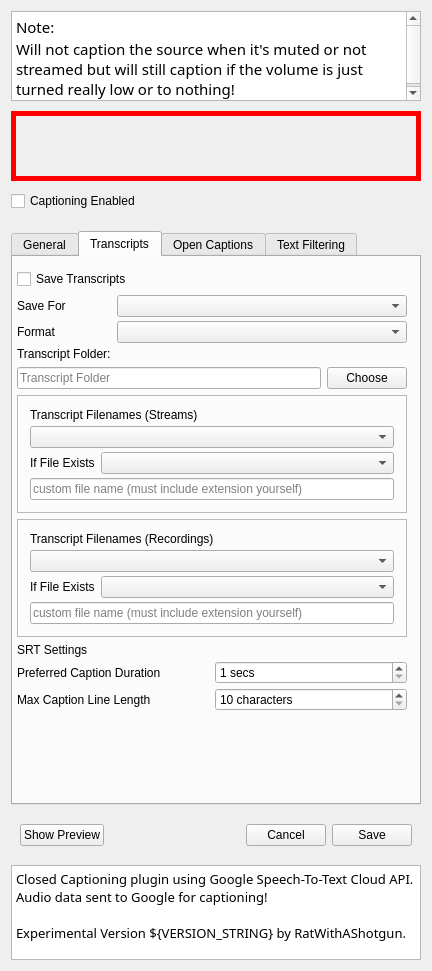
Qt form src/ui/CaptionSettingsWidget.ui (ratwithacompiler/OBS-captions-plugin) before a commit.
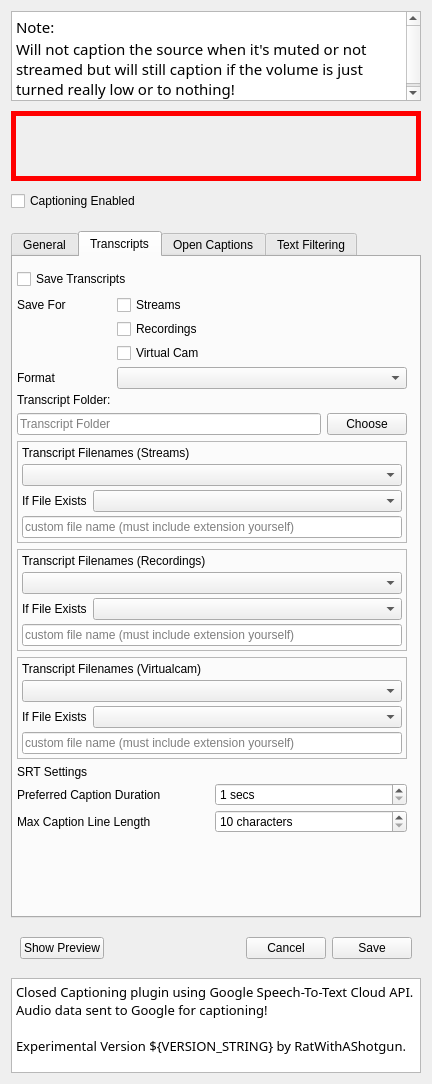
The same form after that commit. The open tabs and pages were chosen to show the change.

Commit message:
add virtualcam support
support writing transcripts for virtualcam sessions, with it's own settings
run captioning when virtualcam is running and opencaptions enabled

The edit to the form file:
```diff
--- a/src/ui/CaptionSettingsWidget.ui
+++ b/src/ui/CaptionSettingsWidget.ui
@@ -7,7 +7,7 @@
     <x>0</x>
     <y>0</y>
     <width>432</width>
-    <height>971</height>
+    <height>1084</height>
    </rect>
   </property>
   <property name="sizePolicy">
@@ -694,24 +694,14 @@
             </property>
            </widget>
           </item>
-          <item row="0" column="1">
-           <widget class="QComboBox" name="transcriptSaveForComboBox">
-            <property name="minimumSize">
-             <size>
-              <width>250</width>
-              <height>0</height>
-             </size>
-            </property>
-           </widget>
-          </item>
-          <item row="1" column="0">
+          <item row="3" column="0">
            <widget class="QLabel" name="label_17">
             <property name="text">
              <string>Format</string>
             </property>
            </widget>
           </item>
-          <item row="1" column="1">
+          <item row="3" column="1">
            <widget class="QComboBox" name="transcriptFormatComboBox">
             <property name="minimumSize">
              <size>
@@ -721,13 +711,34 @@
             </property>
            </widget>
           </item>
-          <item row="2" column="0">
+          <item row="4" column="0">
            <widget class="QLabel" name="label_10">
             <property name="text">
              <string>Transcript Folder:</string>
             </property>
            </widget>
           </item>
+          <item row="0" column="1">
+           <widget class="QCheckBox" name="transcriptsEnabledStreamCheckBox">
+            <property name="text">
+             <string>Streams</string>
+            </property>
+           </widget>
+          </item>
+          <item row="1" column="1">
+           <widget class="QCheckBox" name="transcriptsEnabledRecordingCheckBox">
+            <property name="text">
+             <string>Recordings</string>
+            </property>
+           </widget>
+          </item>
+          <item row="2" column="1">
+           <widget class="QCheckBox" name="transcriptsEnabledVirtualcamCheckBox">
+            <property name="text">
+             <string>Virtual Cam</string>
+            </property>
+           </widget>
+          </item>
          </layout>
         </widget>
        </item>
@@ -779,16 +790,16 @@
            <number>4</number>
           </property>
           <property name="leftMargin">
-           <number>12</number>
+           <number>4</number>
           </property>
           <property name="topMargin">
-           <number>12</number>
+           <number>4</number>
           </property>
           <property name="rightMargin">
-           <number>12</number>
+           <number>4</number>
           </property>
           <property name="bottomMargin">
-           <number>12</number>
+           <number>4</number>
           </property>
           <item>
            <widget class="QLabel" name="label_7">
@@ -867,16 +878,16 @@
            <number>4</number>
           </property>
           <property name="leftMargin">
-           <number>12</number>
+           <number>4</number>
           </property>
           <property name="topMargin">
-           <number>12</number>
+           <number>4</number>
           </property>
           <property name="rightMargin">
-           <number>12</number>
+           <number>4</number>
           </property>
           <property name="bottomMargin">
-           <number>12</number>
+           <number>4</number>
           </property>
           <item>
            <widget class="QLabel" name="label_3">
@@ -939,6 +950,94 @@
          </layout>
         </widget>
        </item>
+       <item>
+        <widget class="QFrame" name="transcripWidget5">
+         <property name="sizePolicy">
+          <sizepolicy hsizetype="Preferred" vsizetype="Fixed">
+           <horstretch>0</horstretch>
+           <verstretch>0</verstretch>
+          </sizepolicy>
+         </property>
+         <property name="frameShape">
+          <enum>QFrame::StyledPanel</enum>
+         </property>
+         <layout class="QVBoxLayout" name="verticalLayout_8">
+          <property name="spacing">
+           <number>4</number>
+          </property>
+          <property name="leftMargin">
+           <number>4</number>
+          </property>
+          <property name="topMargin">
+           <number>4</number>
+          </property>
+          <property name="rightMargin">
+           <number>4</number>
+          </property>
+          <property name="bottomMargin">
+           <number>4</number>
+          </property>
+          <item>
+           <widget class="QLabel" name="label_14">
+            <property name="text">
+             <string>Transcript Filenames (Virtualcam)</string>
+            </property>
+           </widget>
+          </item>
+          <item>
+           <widget class="QComboBox" name="virtualcamTranscriptFilenameComboBox">
+            <property name="minimumSize">
+             <size>
+              <width>250</width>
+              <height>0</height>
+             </size>
+            </property>
+           </widget>
+          </item>
+          <item>
+           <widget class="QWidget" name="virtualcamTranscriptCustomNameWidget" native="true">
+            <layout class="QHBoxLayout" name="horizontalLayout_8">
+             <property name="leftMargin">
+              <number>0</number>
+             </property>
+             <property name="topMargin">
+              <number>0</number>
+             </property>
+             <property name="rightMargin">
+              <number>0</number>
+             </property>
+             <property name="bottomMargin">
+              <number>0</number>
+             </property>
+             <item>
+              <widget class="QLabel" name="label_21">
+               <property name="sizePolicy">
+                <sizepolicy hsizetype="Fixed" vsizetype="Preferred">
+                 <horstretch>0</horstretch>
+                 <verstretch>0</verstretch>
+                </sizepolicy>
+               </property>
+               <property name="text">
+                <string>If File Exists</string>
+               </property>
+              </widget>
+             </item>
+             <item>
+              <widget class="QComboBox" name="virtualcamTranscriptCustomNameExistsCombobox"/>
+             </item>
+            </layout>
+           </widget>
+          </item>
+          <item>
+           <widget class="QLineEdit" name="virtualcamTranscriptCustomNameOverwriteLineEdit">
+            <property name="placeholderText">
+             <string>custom file name (must include extension yourself)</string>
+            </property>
+           </widget>
+          </item>
+         </layout>
+        </widget>
+       </item>
        <item>
         <widget class="QWidget" name="transcriptSrtSettingsWidget" native="true">
          <layout class="QGridLayout" name="gridLayout">
```
The commit also changes 12 other files.
